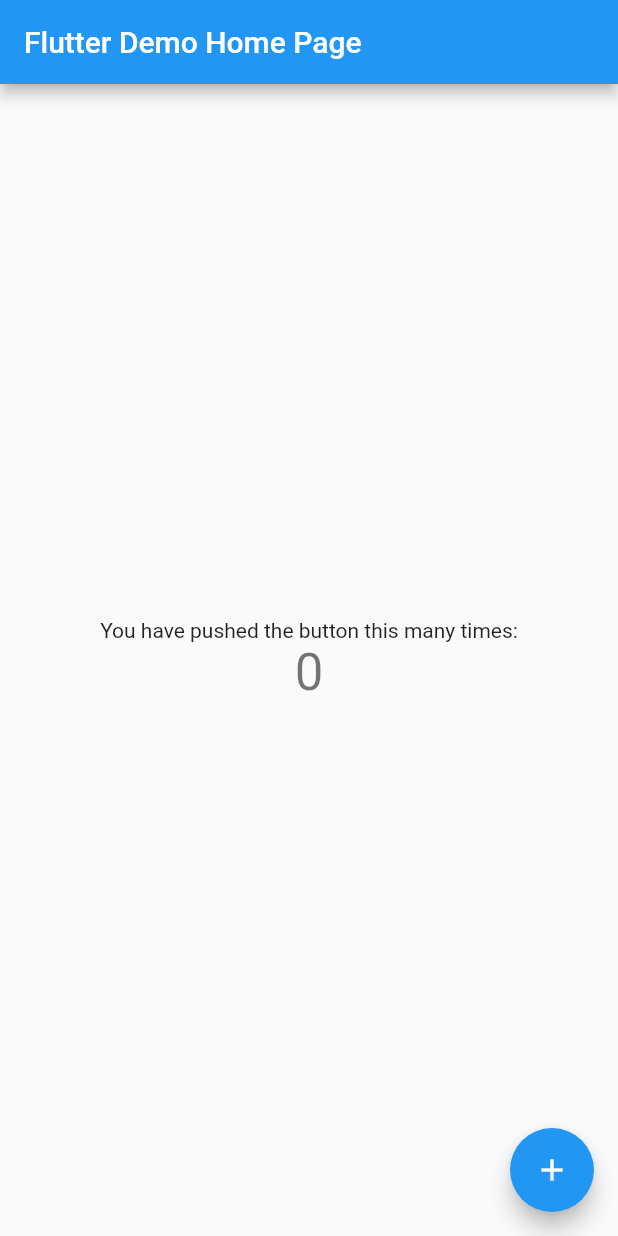
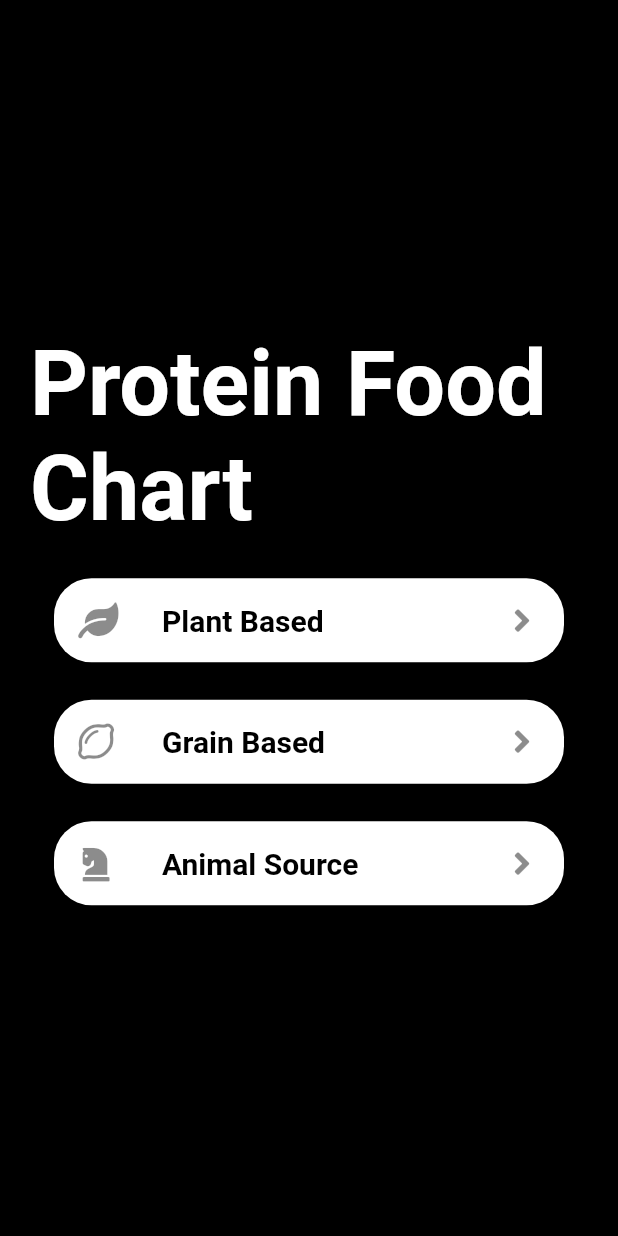
Before and after one commit to nitesh98bhagat/FlutterProteinApp, a Flutter app: the screen it shows after launch, on a phone screen of 412 x 824 dp. Run offline on Flutter 3.47's test engine with Material 2 defaults, Android fonts, the phone set to English and light mode, and no system bars; our stand-ins replace flutter_swiper, font_awesome_flutter.

Commit message:
everything is fine

```diff
--- /dev/null
+++ b/lib/AppTheme.dart
@@ -0,0 +1,22 @@
+import 'package:flutter/material.dart';
+
+class AppTheme {
+
+
+
+  static TextStyle h2Text({Color color=Colors.white, double size=55.0}) {
+    return TextStyle(
+      color: color,
+      fontWeight: FontWeight.bold,
+      fontSize: size,
+    );
+  }
+
+  static TextStyle h3Text({Color color=Colors.white, double size=35.0}) {
+    return TextStyle(
+      color: color,
+      fontWeight: FontWeight.bold,
+      fontSize: size,
+    );
+  }
+}
--- /dev/null
+++ b/lib/Screens/HomePage.dart
@@ -0,0 +1,90 @@
+import 'package:flutter/material.dart';
+import 'package:font_awesome_flutter/font_awesome_flutter.dart';
+import 'package:protein_food_chart/AppTheme.dart';
+import 'package:protein_food_chart/Screens/DetailListPage.dart';
+
+class HomePage extends StatefulWidget {
+  @override
+  _HomePageState createState() => _HomePageState();
+}
+
+class _HomePageState extends State<HomePage> {
+  @override
+  Widget build(BuildContext context) {
+    return Scaffold(
+      body: Padding(
+        padding: const EdgeInsets.all(20.0),
+        child: Column(
+          crossAxisAlignment: CrossAxisAlignment.stretch,
+          mainAxisAlignment: MainAxisAlignment.center,
+          children: [
+            Text("Protein Food Chart", style: AppTheme.h2Text(size: 60.0)),
+            FlatButton(
+              child: container(
+                  text: "Plant Based", icon: Icon(FontAwesomeIcons.leaf)),
+              onPressed: () {
+                Navigator.push(
+                  context,
+                  MaterialPageRoute(
+                    builder: (context) => DetailListPage(
+                      data: "pant Source",
+                    ),
+                  ),
+                );
+              },
+            ),
+            FlatButton(
+              child: container(
+                  text: "Grain Based", icon: Icon(FontAwesomeIcons.lemon)),
+              onPressed: () {
+                Navigator.push(
+                  context,
+                  MaterialPageRoute(
+                    builder: (context) => DetailListPage(
+                      data: "Grain Source",
+                    ),
+                  ),
+                );
+              },
+            ),
+            FlatButton(
+              child: container(
+                  text: "Animal Source",
+                  icon: Icon(FontAwesomeIcons.chessKnight)),
+              onPressed: () {
+                Navigator.push(
+                  context,
+                  MaterialPageRoute(
+                    builder: (context) => DetailListPage(
+                      data: "Animal Source",
+                    ),
+                  ),
+                );
+              },
+            )
+          ],
+        ),
+      ),
+    );
+  }
+
+  Widget container({String text, Icon icon}) {
+    return Container(
+        margin: EdgeInsets.only(top: 25.0),
+        decoration: BoxDecoration(
+          color: Colors.white,
+          borderRadius: BorderRadius.circular(25.0),
+        ),
+        child: ListTile(
+          leading: icon,
+          title: Text(
+            text,
+            style: TextStyle(
+                color: Colors.black,
+                fontSize: 20.0,
+                fontWeight: FontWeight.bold),
+          ),
+          trailing: Icon(FontAwesomeIcons.angleRight),
+        ));
+  }
+}
--- a/lib/main.dart
+++ b/lib/main.dart
@@ -1,4 +1,5 @@
 import 'package:flutter/material.dart';
+import 'package:protein_food_chart/Screens/HomePage.dart';
 
 void main() {
   runApp(MyApp());
@@ -9,109 +10,13 @@
   @override
   Widget build(BuildContext context) {
     return MaterialApp(
-      title: 'Flutter Demo',
+      title: 'Protein Food Chart',
+      debugShowCheckedModeBanner: false,
       theme: ThemeData(
-        // This is the theme of your application.
-        //
-        // Try running your application with "flutter run". You'll see the
-        // application has a blue toolbar. Then, without quitting the app, try
-        // changing the primarySwatch below to Colors.green and then invoke
-        // "hot reload" (press "r" in the console where you ran "flutter run",
-        // or simply save your changes to "hot reload" in a Flutter IDE).
-        // Notice that the counter didn't reset back to zero; the application
-        // is not restarted.
-        primarySwatch: Colors.blue,
-        // This makes the visual density adapt to the platform that you run
-        // the app on. For desktop platforms, the controls will be smaller and
-        // closer together (more dense) than on mobile platforms.
-        visualDensity: VisualDensity.adaptivePlatformDensity,
-      ),
-      home: MyHomePage(title: 'Flutter Demo Home Page'),
+          primaryColor: Colors.black,
+          accentColor: Colors.black38,
+          scaffoldBackgroundColor: Colors.black),
+      home: HomePage(),
     );
   }
 }
-
-class MyHomePage extends StatefulWidget {
-  MyHomePage({Key key, this.title}) : super(key: key);
-
-  // This widget is the home page of your application. It is stateful, meaning
-  // that it has a State object (defined below) that contains fields that affect
-  // how it looks.
-
-  // This class is the configuration for the state. It holds the values (in this
-  // case the title) provided by the parent (in this case the App widget) and
-  // used by the build method of the State. Fields in a Widget subclass are
-  // always marked "final".
-
-  final String title;
-
-  @override
-  _MyHomePageState createState() => _MyHomePageState();
-}
-
-class _MyHomePageState extends State<MyHomePage> {
-  int _counter = 0;
-
-  void _incrementCounter() {
-    setState(() {
-      // This call to setState tells the Flutter framework that something has
-      // changed in this State, which causes it to rerun the build method below
-      // so that the display can reflect the updated values. If we changed
-      // _counter without calling setState(), then the build method would not be
-      // called again, and so nothing would appear to happen.
-      _counter++;
-    });
-  }
-
-  @override
-  Widget build(BuildContext context) {
-    // This method is rerun every time setState is called, for instance as done
-    // by the _incrementCounter method above.
-    //
-    // The Flutter framework has been optimized to make rerunning build methods
-    // fast, so that you can just rebuild anything that needs updating rather
-    // than having to individually change instances of widgets.
-    return Scaffold(
-      appBar: AppBar(
-        // Here we take the value from the MyHomePage object that was created by
-        // the App.build method, and use it to set our appbar title.
-        title: Text(widget.title),
-      ),
-      body: Center(
-        // Center is a layout widget. It takes a single child and positions it
-        // in the middle of the parent.
-        child: Column(
-          // Column is also a layout widget. It takes a list of children and
-          // arranges them vertically. By default, it sizes itself to fit its
-          // children horizontally, and tries to be as tall as its parent.
-          //
-          // Invoke "debug painting" (press "p" in the console, choose the
-          // "Toggle Debug Paint" action from the Flutter Inspector in Android
-          // Studio, or the "Toggle Debug Paint" command in Visual Studio Code)
-          // to see the wireframe for each widget.
-          //
-          // Column has various properties to control how it sizes itself and
-          // how it positions its children. Here we use mainAxisAlignment to
-          // center the children vertically; the main axis here is the vertical
-          // axis because Columns are vertical (the cross axis would be
-          // horizontal).
-          mainAxisAlignment: MainAxisAlignment.center,
-          children: <Widget>[
-            Text(
-              'You have pushed the button this many times:',
-            ),
-            Text(
-              '$_counter',
-              style: Theme.of(context).textTheme.headline4,
-            ),
-          ],
-        ),
-      ),
-      floatingActionButton: FloatingActionButton(
-        onPressed: _incrementCounter,
-        tooltip: 'Increment',
-        child: Icon(Icons.add),
-      ), // This trailing comma makes auto-formatting nicer for build methods.
-    );
-  }
-}
```
Also changed, not shown: lib/Screens/DetailListPage.dart (added, +70 -0 lines), pubspec.yaml (+3 -6 lines), pubspec.lock.
